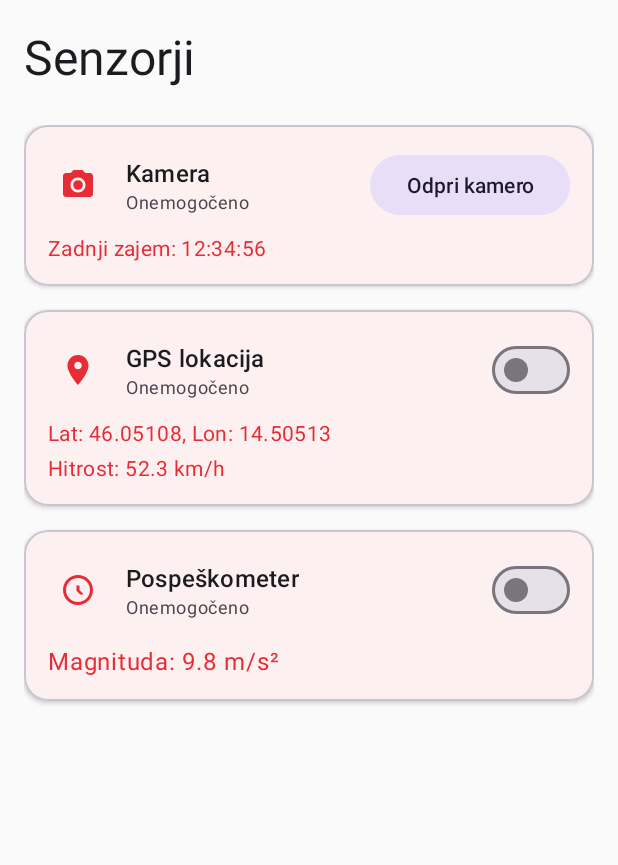
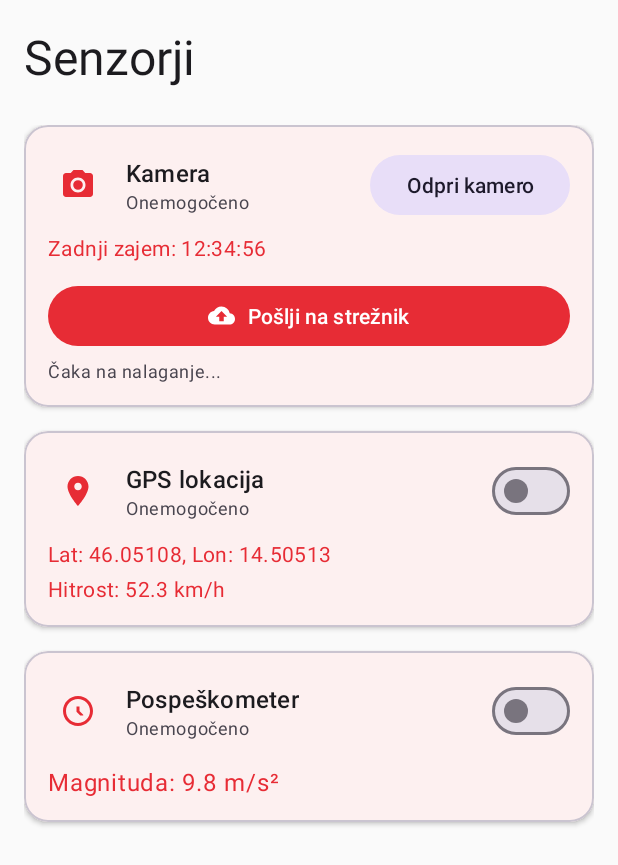
Before and after one commit to projectBlockchainRIT/projectMariborBusi, an Android app: the layout fragment_sensors.xml on its own in the app's theme, with its tools: preview values and no code run, on a phone screen of 412 x 824 dp. Shown: the top 865 px of the screen. Run offline under Robolectric (Android 15) with nearby library versions, the phone set to English and light mode, and no system bars.

Commit message:
SC-101 Modul za kamero

```diff
--- /dev/null
+++ b/PORA/app/src/main/res/drawable/ic_upload.xml
@@ -0,0 +1,10 @@
+<?xml version="1.0" encoding="utf-8"?>
+<vector xmlns:android="http://schemas.android.com/apk/res/android"
+    android:width="24dp"
+    android:height="24dp"
+    android:viewportWidth="24"
+    android:viewportHeight="24">
+    <path
+        android:fillColor="@android:color/white"
+        android:pathData="M19.35,10.04C18.67,6.59 15.64,4 12,4 9.11,4 6.6,5.64 5.35,8.04 2.34,8.36 0,10.91 0,14c0,3.31 2.69,6 6,6h13c2.76,0 5,-2.24 5,-5 0,-2.64 -2.05,-4.78 -4.65,-4.96zM14,13v4h-4v-4H7l5,-5 5,5h-3z"/>
+</vector>
--- a/PORA/app/src/main/res/layout/fragment_sensors.xml
+++ b/PORA/app/src/main/res/layout/fragment_sensors.xml
@@ -100,6 +100,28 @@
                         android:textColor="?attr/colorPrimary"
                         android:visibility="gone"
                         tools:text="Zadnji zajem: 12:34:56"
+                        tools:visibility="visible" />
+
+                    <com.google.android.material.button.MaterialButton
+                        android:id="@+id/button_upload_image"
+                        android:layout_width="match_parent"
+                        android:layout_height="wrap_content"
+                        android:layout_marginTop="12dp"
+                        android:text="@string/upload_image"
+                        android:visibility="gone"
+                        app:icon="@drawable/ic_upload"
+                        app:iconGravity="textStart"
+                        tools:visibility="visible" />
+
+                    <TextView
+                        android:id="@+id/camera_upload_status"
+                        android:layout_width="match_parent"
+                        android:layout_height="wrap_content"
+                        android:layout_marginTop="4dp"
+                        android:textAppearance="@style/TextAppearance.Material3.BodySmall"
+                        android:textColor="?attr/colorOnSurfaceVariant"
+                        android:visibility="gone"
+                        tools:text="Čaka na nalaganje..."
                         tools:visibility="visible" />
                 </LinearLayout>
             </com.google.android.material.card.MaterialCardView>
--- a/PORA/app/src/main/res/values/strings.xml
+++ b/PORA/app/src/main/res/values/strings.xml
@@ -58,4 +58,10 @@
     <string name="camera_error">Napaka pri zajemu slike</string>
     <string name="camera_permission_denied">Dovoljenje za kamero zavrnjeno</string>
     <string name="camera_not_available">Kamera ni na voljo</string>
+    <string name="upload_image">Pošlji na strežnik</string>
+    <string name="upload_pending">Čaka na nalaganje</string>
+    <string name="upload_in_progress">Nalaganje…</string>
+    <string name="upload_success">Uspešno naloženo</string>
+    <string name="upload_failed">Nalaganje ni uspelo</string>
+    <string name="upload_no_connection">Ni povezave s strežnikom</string>
 </resources>
```
Also changed, not shown: PORA/app/src/main/java/com/example/projektna/network/ImageUploadManager.kt (added, +125 -0 lines), PORA/app/src/main/java/com/example/projektna/ui/sensors/SensorsFragment.kt (+67 -1 lines).
